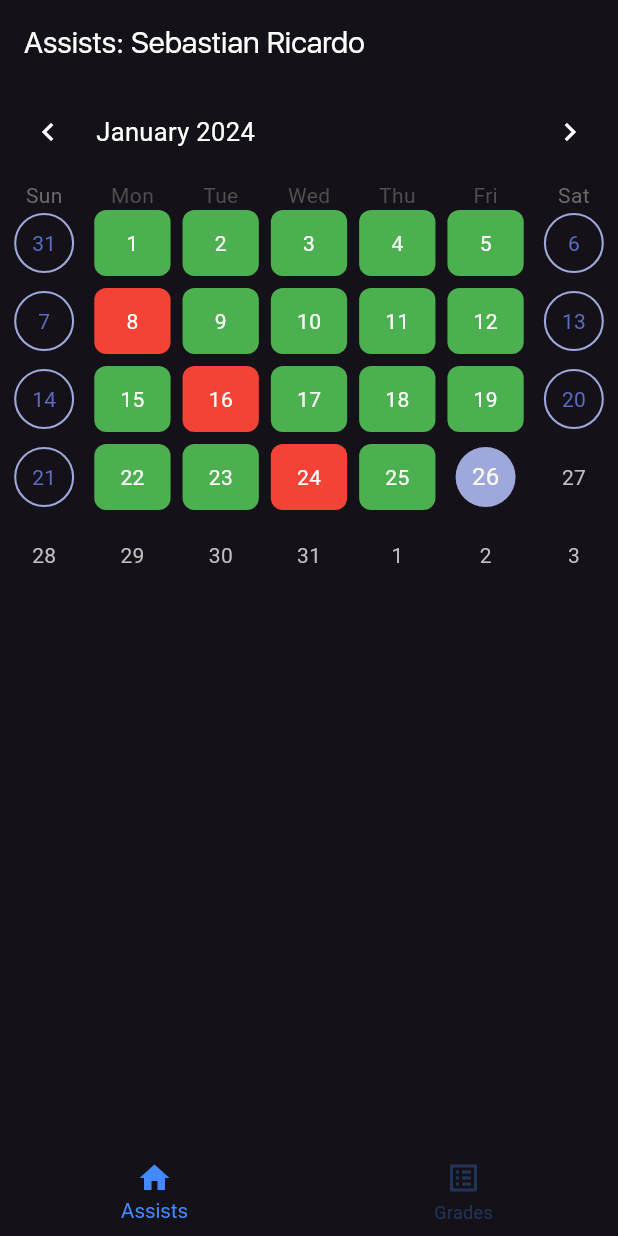
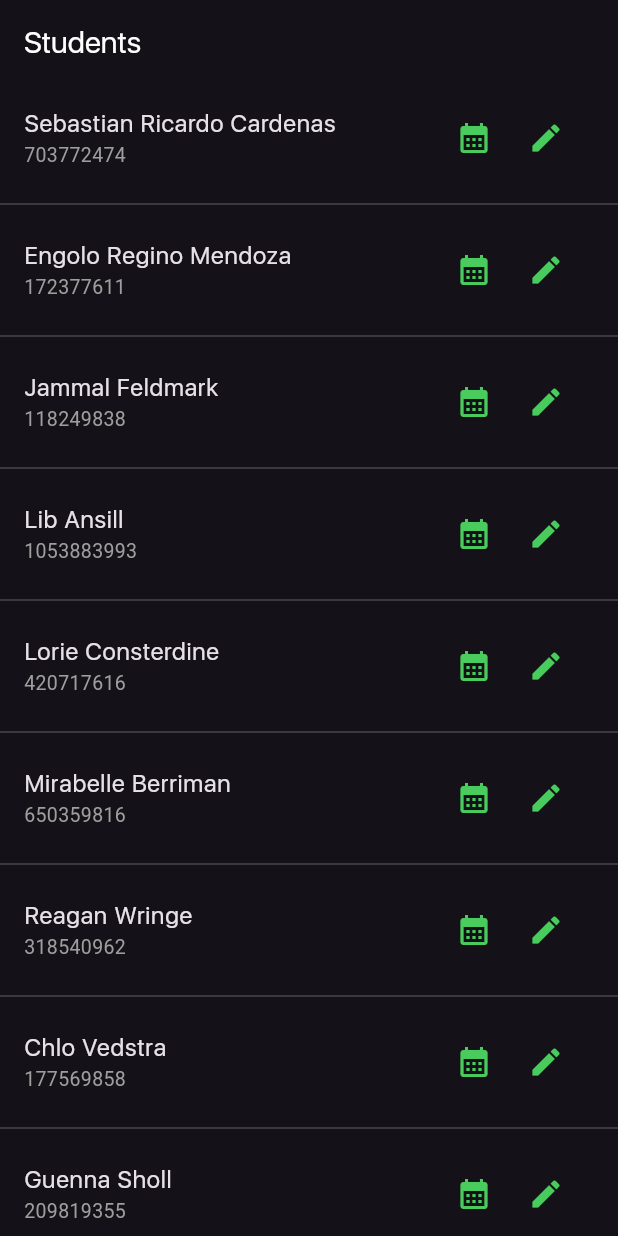
Before and after one commit to TheSebasx11/security-nfc, a Flutter app: the screen it shows after launch, on a phone screen of 412 x 824 dp. Run offline on Flutter 3.47's test engine with Material 3 defaults, Android fonts, the phone set to English and light mode, and no system bars; drawn by our look-alikes of table_calendar; missing offline and left inert: nfc_manager, responsive_grid_list, web3dart; accounts and stored records are empty.

```diff
--- a/lib/main.dart
+++ b/lib/main.dart
@@ -2,6 +2,7 @@ import 'package:flutter/material.dart';
 import 'package:provider/provider.dart';
 import 'package:security_test/providers/nfc_service.dart';
 import 'package:security_test/screens/doctor_screens/profe_view.dart';
+import 'package:security_test/screens/new_views/rate_view.dart';
 import 'package:security_test/screens/screens.dart';
 
 void main() => runApp(
@@ -19,7 +20,7 @@ class MyApp extends StatelessWidget {
 
   @override
   Widget build(BuildContext context) {
-    const Color primaryColor = Colors.blueAccent;
+    const Color primaryColor = Color(0xFF49CC5d); //Colors.blueAccent;
     const TextStyle customStyle =
         TextStyle(fontFamily: "EspecialFont"); //Color(0xFF49CC5d);
     return MaterialApp(
@@ -28,10 +29,17 @@ class MyApp extends StatelessWidget {
       darkTheme: darkTheme(primaryColor, customStyle),
       title: 'Security NFC',
       debugShowCheckedModeBanner: false,
-      home: const DefaultTextStyle(
-        style: TextStyle(fontFamily: "EspecialFont"),
-        // child: LoginScreen(),
-        child: CalendarView(),
+      home: DefaultTextStyle(
+        style: const TextStyle(fontFamily: "EspecialFont"),
+        child: [
+          const LoginScreen(),
+          const CalendarView(),
+          const ListStudentsScreen(),
+          const ScanNFCScreen(),
+        ][2],
+        //child: CalendarView(),
+        //child: ListStudentsScreen(),
+        //child: ScanNFCScreen(),
       ),
     );
   }
--- a/lib/screens/doctor_screens/profe_view.dart
+++ b/lib/screens/doctor_screens/profe_view.dart
@@ -1,4 +1,5 @@
 import 'dart:developer';
+import 'dart:math';
 
 import 'package:flutter/material.dart';
 import 'package:table_calendar/table_calendar.dart';
@@ -61,7 +62,9 @@ class _CalendarViewState extends State<CalendarView> {
                 margin: const EdgeInsets.all(4.0),
                 alignment: Alignment.center,
                 decoration: BoxDecoration(
-                  color: day.day % 8 == 0
+                  color: day.day ==
+                          Random().nextInt(
+                              31) /* day.day % 13 == 0 || day.day % 11 == 0 */
                       ? Colors.red
                       : day.day % 1 == 0
                           ? Colors.green
--- /dev/null
+++ b/lib/screens/new_views/rate_view.dart
@@ -0,0 +1,111 @@
+import 'package:flutter/material.dart';
+
+class Student {
+  final int id;
+  final String fullName;
+
+  Student(
+    this.id,
+    this.fullName,
+  );
+}
+
+class ListStudentsScreen extends StatelessWidget {
+  const ListStudentsScreen({Key? key}) : super(key: key);
+
+  @override
+  Widget build(BuildContext context) {
+    final List<Student> names = [
+      Student(703772474, "Sebastian Ricardo Cardenas"),
+      Student(172377611, "Engolo Regino Mendoza"),
+      Student(118249838, "Jammal Feldmark"),
+      Student(1053883993, "Lib Ansill"),
+      Student(420717616, "Lorie Consterdine"),
+      Student(650359816, "Mirabelle Berriman"),
+      Student(318540962, "Reagan Wringe"),
+      Student(177569858, "Chlo Vedstra"),
+      Student(209819355, "Guenna Sholl"),
+      Student(1019337974, "Abeu Whistlecraft"),
+      Student(1095094656, "Camile Laybourne"),
+      Student(233967108, "Rand Awdry"),
+      Student(221996672, "Anita Bebbington"),
+      Student(64397319, "Felike Oxborough"),
+      Student(960524552, "Margeaux Fermoy"),
+      Student(955068260, "Florrie Thomasen"),
+      Student(920528494, "Jilly Goodby"),
+      Student(847677855, "Ruthann Roulston"),
+      Student(127279871, "Minerva Roderick"),
+      Student(447953373, "Jamie Freshwater"),
+      Student(65797633, "Hailee Vaszoly"),
+      Student(1040395346, "Crystie Goman"),
+      Student(1081274014, "Kelley Sudworth"),
+      Student(124327871, "Babs Ruffli"),
+      Student(545210947, "Jarrad Marzellano"),
+      Student(1011190745, "Delilah Bartelot"),
+      Student(1071741202, "Ediva Whatford"),
+      Student(688662090, "Alvira Farge"),
+      Student(343358071, "Aluino Eudall"),
+      Student(722380038, "Roger Ducket"),
+      Student(883856183, "Ada Bartrap"),
+      Student(77309699, "Inigo Brett"),
+    ];
+    return Scaffold(
+      appBar: AppBar(title: const Text('Students')),
+      body: SafeArea(
+        child: ListView.separated(
+          separatorBuilder: (context, index) => const Divider(),
+          itemCount: names.length,
+          shrinkWrap: true,
+          itemBuilder: (context, index) {
+            Student student = names[index];
+            return StudentItemWidget(
+              fullName: student.fullName,
+              identifier: "${student.id}",
+            );
+          },
+        ),
+      ),
+    );
+  }
+}
+
+class StudentItemWidget extends StatelessWidget {
+  final String fullName;
+  final String identifier;
+  const StudentItemWidget(
+      {Key? key, required this.fullName, required this.identifier})
+      : super(key: key);
+
+  @override
+  Widget build(BuildContext context) {
+    final theme = Theme.of(context);
+    return ListTile(
+        title: Text(fullName),
+        subtitle: Text(
+          identifier,
+          style: const TextStyle(
+              fontSize: 13, fontWeight: FontWeight.w400, color: Colors.grey),
+        ),
+        trailing: SizedBox(
+          width: 96,
+          child: Row(
+            children: [
+              IconButton(
+                icon: Icon(
+                  Icons.calendar_month,
+                  color: theme.primaryColor,
+                ),
+                onPressed: () {},
+              ),
+              IconButton(
+                icon: Icon(
+                  Icons.edit,
+                  color: theme.primaryColor,
+                ),
+                onPressed: () {},
+              ),
+            ],
+          ),
+        ));
+  }
+}
```
Also changed, not shown: lib/screens/doctor_screens/animation_screen.dart (+4 -4 lines), lib/screens/doctor_screens/scan_screen.dart (+47 -7 lines), flutter_01.png, flutter_02.png, flutter_03.png (deleted), flutter_04.png (deleted), flutter_05.png (deleted), flutter_06.png (deleted), flutter_07.png (deleted), flutter_08.png (deleted), flutter_09.png (deleted), flutter_10.png (deleted).
